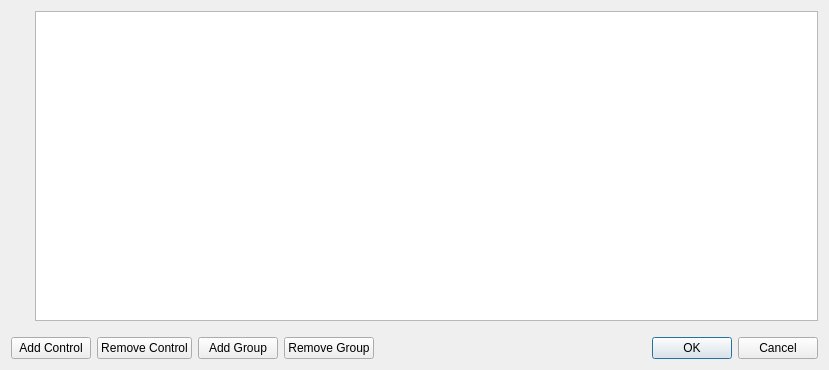
Above: DynaMapEditor/src/controllerscontrolgroupdialog.ui from tedr56/DynaMapEditor before the change. Below: the same form after it.
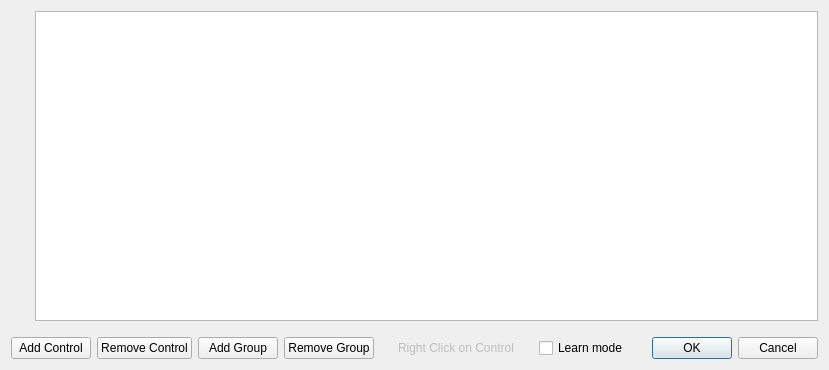
That is the form after the change.

What changed in the file:
```diff
--- a/DynaMapEditor/src/controllerscontrolgroupdialog.ui
+++ b/DynaMapEditor/src/controllerscontrolgroupdialog.ui
@@ -84,6 +84,49 @@
        </property>
       </widget>
      </item>
+     <item>
+      <spacer name="horizontalSpacer_2">
+       <property name="orientation">
+        <enum>Qt::Horizontal</enum>
+       </property>
+       <property name="sizeHint" stdset="0">
+        <size>
+         <width>40</width>
+         <height>20</height>
+        </size>
+       </property>
+      </spacer>
+     </item>
+     <item>
+      <widget class="QLabel" name="label">
+       <property name="enabled">
+        <bool>false</bool>
+       </property>
+       <property name="text">
+        <string>Right Click on Control</string>
+       </property>
+      </widget>
+     </item>
+     <item>
+      <spacer name="horizontalSpacer_3">
+       <property name="orientation">
+        <enum>Qt::Horizontal</enum>
+       </property>
+       <property name="sizeHint" stdset="0">
+        <size>
+         <width>40</width>
+         <height>20</height>
+        </size>
+       </property>
+      </spacer>
+     </item>
+     <item>
+      <widget class="QCheckBox" name="LearnMode">
+       <property name="text">
+        <string>Learn mode</string>
+       </property>
+      </widget>
+     </item>
      <item>
       <spacer name="horizontalSpacer">
        <property name="orientation">
```
Left out of the diff: 11 changed lines with no effect on the pictures.
